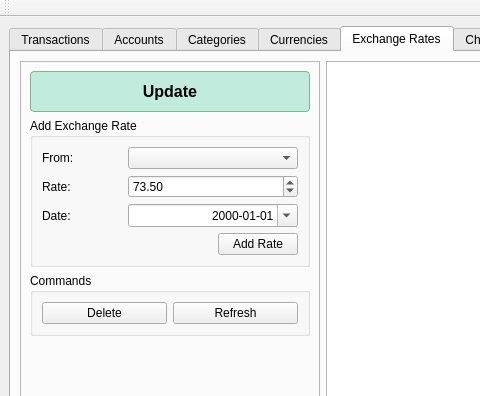
Before: the Qt Designer form src/harrix_swiss_knife/finance/window.ui in Harrix/harrix-swiss-knife, drawn with Qt 5; both pictures show x 0 to 480 and y 0 to 396 of the 1179 by 950 pixel window.
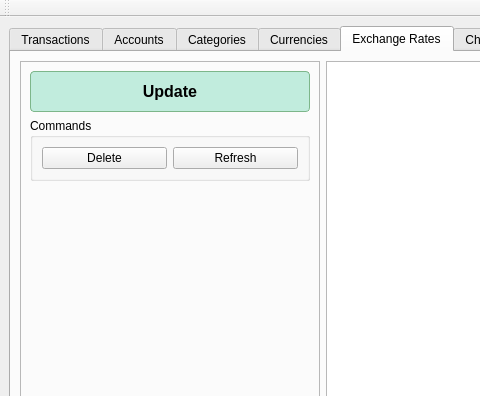
After: the same form once the commit is applied. The open tabs and pages were chosen to show the change.

Commit message: 🗑️ Delete groupBox_add_rate and on_add_rate

The edit to the form file:
```diff
--- a/src/harrix_swiss_knife/finance/window.ui
+++ b/src/harrix_swiss_knife/finance/window.ui
@@ -1640,135 +1640,6 @@
              </property>
             </widget>
            </item>
-           <item>
-            <widget class="QGroupBox" name="groupBox_add_rate">
-             <property name="title">
-              <string>Add Exchange Rate</string>
-             </property>
-             <layout class="QVBoxLayout" name="verticalLayout_add_rate">
-              <item>
-               <layout class="QHBoxLayout" name="horizontalLayout_rate_from">
-                <item>
-                 <widget class="QLabel" name="label_rate_from">
-                  <property name="minimumSize">
-                   <size>
-                    <width>61</width>
-                    <height>0</height>
-                   </size>
-                  </property>
-                  <property name="text">
-                   <string>From:</string>
-                  </property>
-                 </widget>
-                </item>
-                <item>
-                 <widget class="QComboBox" name="comboBox_rate_from">
-                  <property name="minimumSize">
-                   <size>
-                    <width>170</width>
-                    <height>0</height>
-                   </size>
-                  </property>
-                 </widget>
-                </item>
-               </layout>
-              </item>
-              <item>
-               <layout class="QHBoxLayout" name="horizontalLayout_rate_value">
-                <item>
-                 <widget class="QLabel" name="label_rate_value">
-                  <property name="minimumSize">
-                   <size>
-                    <width>61</width>
-                    <height>0</height>
-                   </size>
-                  </property>
-                  <property name="text">
-                   <string>Rate:</string>
-                  </property>
-                 </widget>
-                </item>
-                <item>
-                 <widget class="QDoubleSpinBox" name="doubleSpinBox_rate_value">
-                  <property name="minimumSize">
-                   <size>
-                    <width>170</width>
-                    <height>0</height>
-                   </size>
-                  </property>
-                  <property name="maximum">
-                   <double>999999.989999999990687</double>
-                  </property>
-                  <property name="value">
-                   <double>73.500000000000000</double>
-                  </property>
-                 </widget>
-                </item>
-               </layout>
-              </item>
-              <item>
-               <layout class="QHBoxLayout" name="horizontalLayout_rate_date">
-                <item>
-                 <widget class="QLabel" name="label_rate_date">
-                  <property name="minimumSize">
-                   <size>
-                    <width>61</width>
-                    <height>0</height>
-                   </size>
-                  </property>
-                  <property name="text">
-                   <string>Date:</string>
-                  </property>
-                 </widget>
-                </item>
-                <item>
-                 <widget class="QDateEdit" name="dateEdit_rate">
-                  <property name="minimumSize">
-                   <size>
-                    <width>170</width>
-                    <height>0</height>
-                   </size>
-                  </property>
-                  <property name="alignment">
-                   <set>Qt::AlignRight|Qt::AlignTrailing|Qt::AlignVCenter</set>
-                  </property>
-                  <property name="displayFormat">
-                   <string>yyyy-MM-dd</string>
-                  </property>
-                  <property name="calendarPopup">
-                   <bool>true</bool>
-                  </property>
-                 </widget>
-                </item>
-               </layout>
-              </item>
-              <item>
-               <layout class="QHBoxLayout" name="horizontalLayout_rate_add">
-                <item>
-                 <spacer name="horizontalSpacer_rate">
-                  <property name="orientation">
-                   <enum>Qt::Horizontal</enum>
-                  </property>
-                  <property name="sizeHint" stdset="0">
-                   <size>
-                    <width>40</width>
-                    <height>20</height>
-                   </size>
-                  </property>
-                 </spacer>
-                </item>
-                <item>
-                 <widget class="QPushButton" name="pushButton_rate_add">
-                  <property name="text">
-                   <string>Add Rate</string>
-                  </property>
-                 </widget>
-                </item>
-               </layout>
-              </item>
-             </layout>
-            </widget>
-           </item>
            <item>
             <widget class="QGroupBox" name="groupBox_rate_commands">
              <property name="title">
```
Left out of the diff: 2 changed lines with no effect on the pictures. The commit also changes 4 other files.
